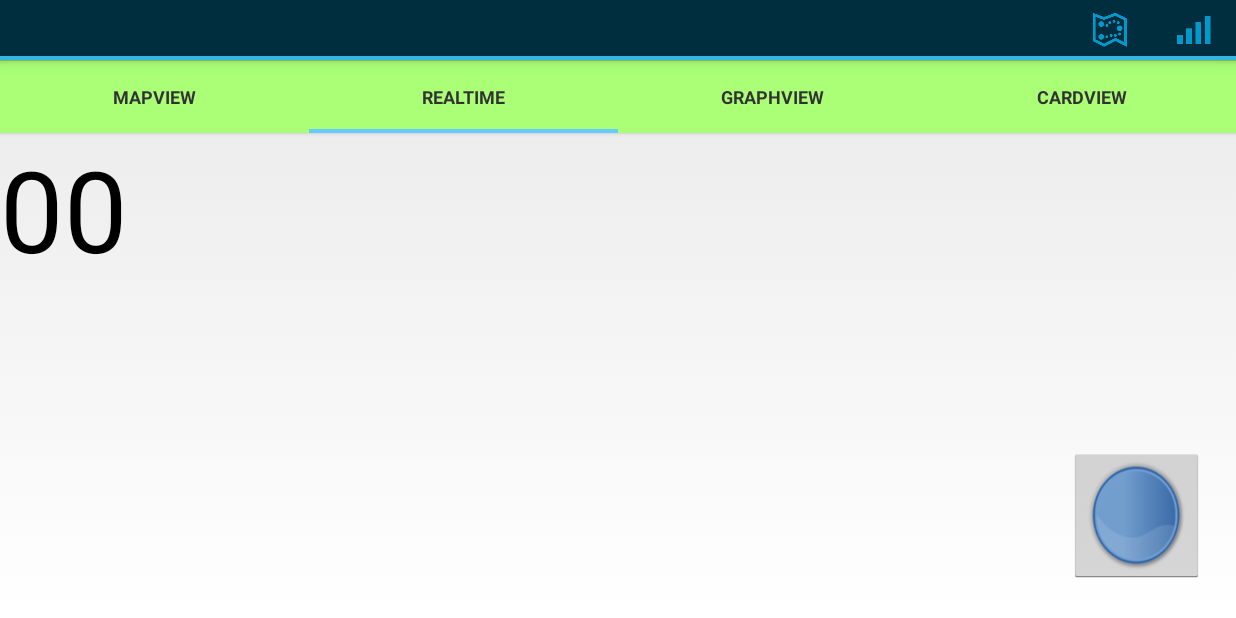
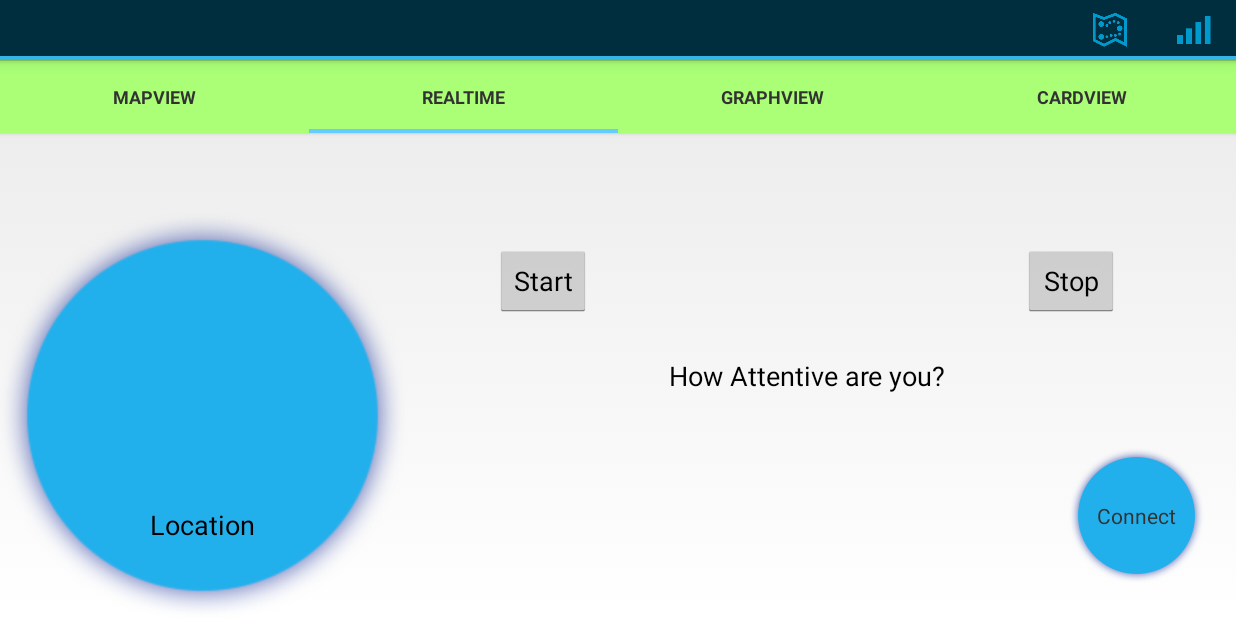
Before and after one commit to jayprat95/MindMapper, an Android app: the screen it shows after launch (MainActivity), after a tap on "REALTIME", on a phone screen of 824 x 412 dp (held sideways). Run offline under Robolectric (Android 15) with nearby library versions, the phone set to English and light mode, and no system bars; libraries missing offline, so code that uses them is left out: com.github.mikephil.charting, com.opencsv; 36 statements that could not run were skipped.

Commit message:
first take for the big bubble

```diff
--- a/mindMapperApp/src/main/java/edu/engagement/application/Fragments/RealTimeDataFragment.java
+++ b/mindMapperApp/src/main/java/edu/engagement/application/Fragments/RealTimeDataFragment.java
@@ -40,6 +40,9 @@ public class RealTimeDataFragment extends Fragment implements OnClickListener{
 	private TextView attentionText;
 	private ImageView drawingImageView;
 
+    // Fab Button
+    private TextView fabButton;
+
 	@Override
 	public void onAttach(Activity activity) {
 		super.onAttach(activity);
@@ -54,9 +57,9 @@ public class RealTimeDataFragment extends Fragment implements OnClickListener{
         //activity.switchToFragment(REAL_TIME_FRAG);
 
         // Set up initial screen layout
-        attentionText = (TextView) view.findViewById(R.id.EEGText);
+        attentionText = (TextView) view.findViewById(R.id.attentionCircle);
         System.out.println("attention text view initialized");
-        drawingImageView = (ImageView) view.findViewById(R.id.attentionCircle);
+        fabButton = (TextView)activity.findViewById(R.id.fabButton);
 
         return view;
     }
@@ -65,6 +68,12 @@ public class RealTimeDataFragment extends Fragment implements OnClickListener{
     public void onActivityCreated(Bundle savedInstanceState)
     {
         super.onActivityCreated(savedInstanceState);
+    }
+
+    @Override
+    public void onResume(){
+        super.onResume();
+//        fabButton.setVisibility(View.INVISIBLE);
     }
 
     @Override
--- a/mindMapperApp/src/main/java/edu/engagement/application/MainActivity.java
+++ b/mindMapperApp/src/main/java/edu/engagement/application/MainActivity.java
@@ -34,7 +34,7 @@ import android.view.Menu;
 import android.view.MenuInflater;
 import android.view.MenuItem;
 import android.view.View;
-import android.widget.ImageButton;
+import android.widget.ImageView;
 import android.widget.TextView;
 import android.widget.Toast;
 
@@ -75,7 +75,7 @@ public class MainActivity extends FragmentActivity {
     /**
      * Fab Button variables
      */
-    private ImageButton fab;
+    private TextView fab;
     private boolean fabClicked;
     private boolean serviceStarted;
 
@@ -286,7 +286,7 @@ public class MainActivity extends FragmentActivity {
         /** End of Sliding Tabs Shit */
 
         /** Fab Button Shit */
-        fab = (ImageButton) findViewById(R.id.fabButton);
+        fab = (TextView) findViewById(R.id.fabButton);
         fabClicked = false;
         serviceStarted = false;
         final Activity thisActivity = this; // Use this for the toast
--- a/mindMapperApp/src/main/res/layout/activity_main.xml
+++ b/mindMapperApp/src/main/res/layout/activity_main.xml
@@ -35,7 +35,6 @@
     xmlns:tools="http://schemas.android.com/tools"
     android:layout_width="match_parent"
     android:layout_height="match_parent"
-    android:orientation="vertical"
     tools:context=".MainActivity">
 
     <include
@@ -50,28 +49,43 @@
         android:layout_width="match_parent"
         android:layout_height="wrap_content"
         android:elevation="2dp"
+        android:layout_below="@id/sliding_tab_tool_bar"
         android:background="@color/ColorPrimary"/>
 
     <android.support.v4.view.ViewPager
         android:id="@+id/pager"
         android:layout_height="match_parent"
         android:layout_width="match_parent"
-        android:layout_weight="1"
-        android:layout_below="@+id/tabs"
-        />
+        android:layout_below="@+id/tabs" />
 
-    <ImageButton
+
+    <!--<ImageView-->
+        <!--android:layout_width="90dp"-->
+        <!--android:layout_height="90dp"-->
+        <!--android:id="@+id/fabButton"-->
+        <!--android:src="@drawable/fab_circle"-->
+        <!--android:clickable="true"-->
+        <!--android:layout_marginRight="21dp"-->
+        <!--android:layout_marginEnd="21dp"-->
+        <!--android:layout_marginBottom="23dp"-->
+        <!--android:layout_alignParentBottom="true"-->
+        <!--android:layout_alignParentRight="true"-->
+        <!--android:layout_alignParentEnd="true"/>-->
+
+    <TextView
         android:layout_width="90dp"
         android:layout_height="90dp"
+        android:textAppearance="?android:attr/textAppearanceSmall"
+        android:text="Connect"
         android:id="@+id/fabButton"
-        android:src="@drawable/circ"
+        android:gravity="center"
+        android:layout_alignParentBottom="true"
+        android:layout_alignParentRight="true"
+        android:layout_alignParentEnd="true"
         android:layout_marginRight="21dp"
         android:layout_marginEnd="21dp"
         android:layout_marginBottom="23dp"
-        android:layout_alignParentBottom="true"
-        android:layout_alignParentRight="true"
-        android:layout_alignParentEnd="true"
-        android:scaleType="fitXY"/>
+        android:background="@drawable/fab_circle"/>
 
 
 </RelativeLayout>
--- a/mindMapperApp/src/main/res/layout/real_time_fragment_layout.xml
+++ b/mindMapperApp/src/main/res/layout/real_time_fragment_layout.xml
@@ -5,19 +5,66 @@
     android:layout_weight="1" >
 
     <TextView
-        android:id="@+id/EEGText"
+        android:id="@+id/attentionCircle"
+        android:layout_width="270dp"
+        android:layout_height="270dp"
+        android:padding="10dp"
+        android:text="00"
+        android:gravity="center"
+        android:background="@drawable/fab_circle"
+        android:textAppearance="?android:attr/textAppearanceLarge"
+        android:textSize="75sp"
+        android:layout_alignParentBottom="true"
+        android:layout_alignParentLeft="true"
+        android:layout_alignParentStart="true"
+        android:textColor="@color/abc_background_cache_hint_selector_material_light"/>
+
+    <Button
         android:layout_width="wrap_content"
         android:layout_height="wrap_content"
-        android:text="00"
-        android:textAppearance="?android:attr/textAppearanceLarge"
-        android:textSize="75sp" />
+        android:text="Start"
+        android:id="@+id/button1"
+        android:layout_marginLeft="60dp"
+        android:layout_marginStart="60dp"
+        android:layout_alignTop="@+id/attentionCircle"
+        android:layout_toRightOf="@+id/attentionCircle"
+        android:layout_toEndOf="@+id/attentionCircle"
+        android:layout_marginTop="21dp" />
+    <Button
+        android:layout_width="wrap_content"
+        android:layout_height="wrap_content"
+        android:text="Stop"
+        android:id="@+id/button2"
+        android:layout_marginRight="78dp"
+        android:layout_marginEnd="78dp"
+        android:layout_alignTop="@+id/button1"
+        android:layout_alignParentRight="true"
+        android:layout_alignParentEnd="true" />
 
-    <ImageView
-        android:id="@+id/attentionCircle"
-        android:layout_width="300dp"
-        android:layout_height="300dp"
-       	android:layout_centerHorizontal="true"
+    <TextView
+        android:layout_width="wrap_content"
+        android:layout_height="wrap_content"
+        android:textAppearance="?android:attr/textAppearanceMedium"
+        android:text="How Attentive are you?"
+        android:gravity="center"
+        android:id="@+id/textView"
         android:layout_centerVertical="true"
-        android:padding="10dp" />
+        android:layout_alignRight="@+id/button2"
+        android:layout_alignEnd="@+id/button2"
+        android:layout_alignLeft="@+id/button1"
+        android:layout_alignStart="@+id/button1" />
+
+    <TextView
+        android:layout_width="wrap_content"
+        android:layout_height="wrap_content"
+        android:textAppearance="?android:attr/textAppearanceMedium"
+        android:text="Location"
+        android:gravity="center"
+        android:id="@+id/locationTextView"
+        android:layout_alignBottom="@+id/attentionCircle"
+        android:layout_alignLeft="@+id/attentionCircle"
+        android:layout_alignRight="@+id/attentionCircle"
+        android:layout_alignParentLeft="true"
+        android:layout_marginBottom="50dp" />
 
 </RelativeLayout>
```
Also changed, not shown: mindMapperApp/src/main/res/drawable/fab_circle.jpg (added), 66 other files.
